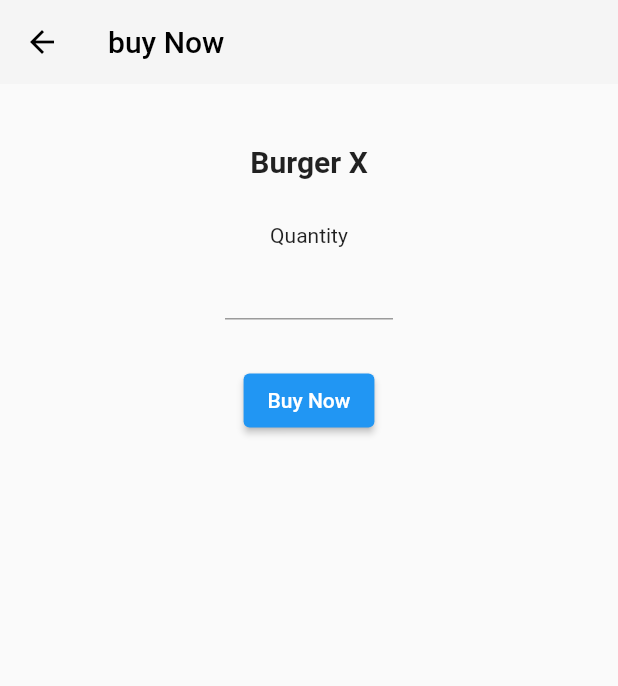
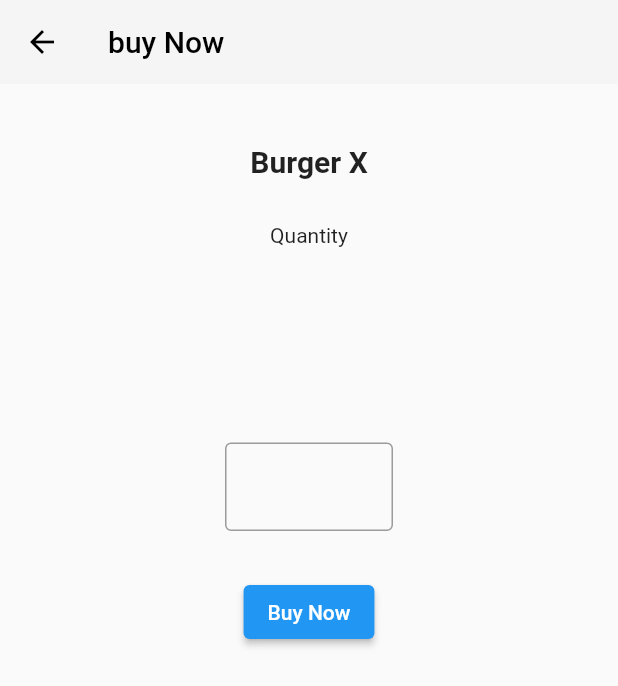
Before and after one commit to casfian/pbahelloworld, a Flutter app: the BuyNow screen opened directly, on a phone screen of 412 x 824 dp. Shown: the top 686 px of the screen. Run offline on Flutter 3.47's test engine with Material 2 defaults, Android fonts, the phone set to English and light mode, and no system bars.

Commit message:
Update codes

```diff
--- a/lib/screens/buynow.dart
+++ b/lib/screens/buynow.dart
@@ -18,18 +18,28 @@ class BuyNow extends StatelessWidget {
       body: Center(
           child: Column(
         children: [
-          const SizedBox(height: 40,),
+          const SizedBox(
+            height: 40,
+          ),
           const Text(
             'Burger X',
             style: TextStyle(fontSize: 20, fontWeight: FontWeight.bold),
           ),
-          const SizedBox(height: 30,),
+          const SizedBox(
+            height: 30,
+          ),
           const Text('Quantity'),
           const Padding(
-            padding: EdgeInsets.fromLTRB(150, 0, 150, 0),
-            child: TextField(),
+            padding: EdgeInsets.fromLTRB(150, 130, 150, 0),
+            child: TextField(
+              decoration: InputDecoration(
+                border: OutlineInputBorder(),
+              ),
+            ),
           ),
-          const SizedBox(height: 30,),
+          const SizedBox(
+            height: 30,
+          ),
           ElevatedButton(
               onPressed: () {
                 //code
```
